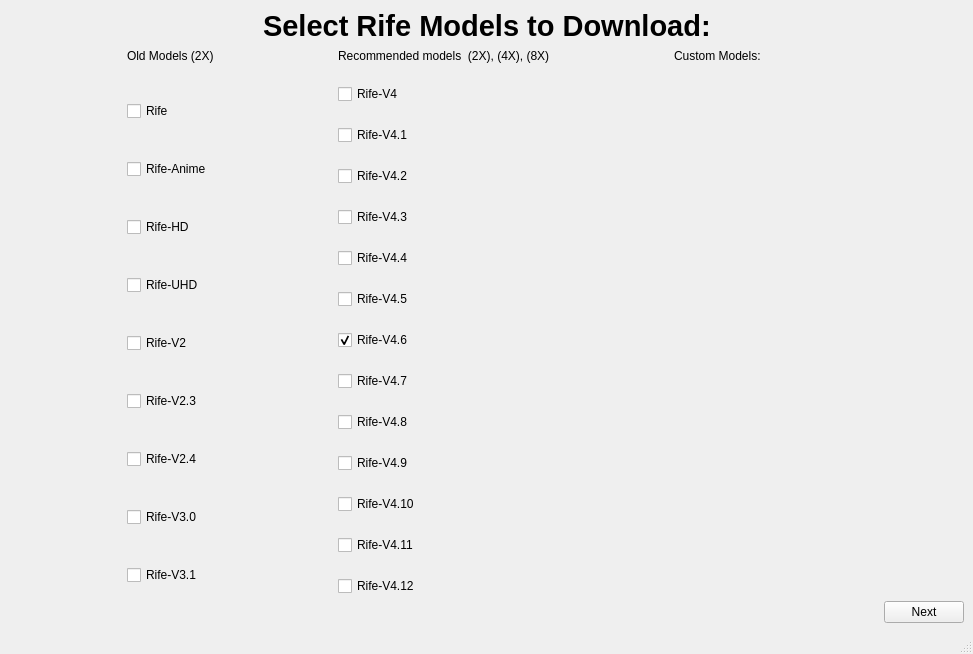
Before: the Qt Designer form src/getModels/SelectModels.ui in TNTwise/REAL-Video-Enhancer, drawn with Qt 5.
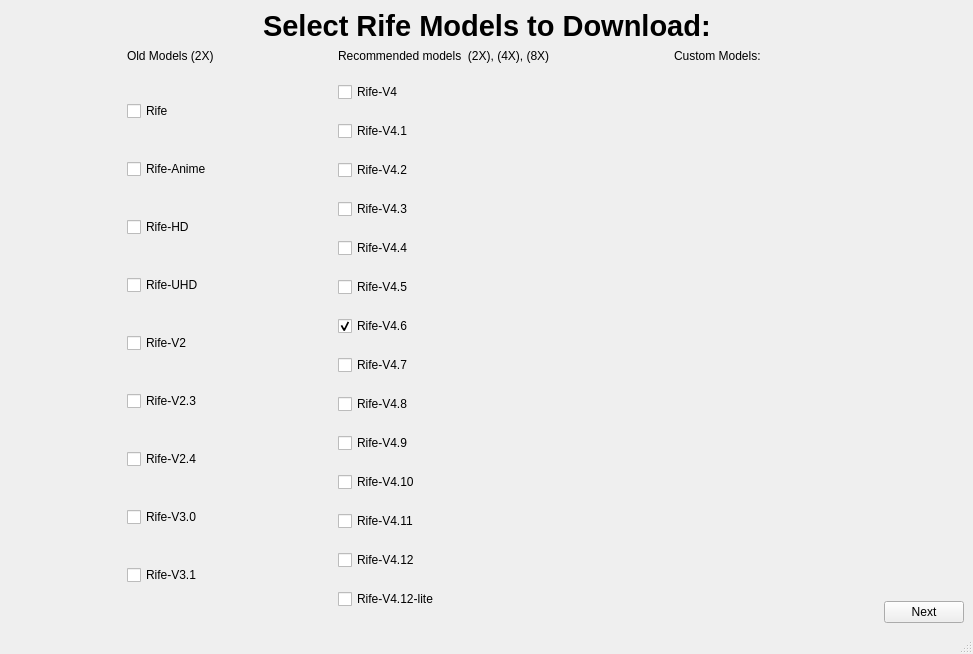
After: the same form once the commit is applied.

Commit message: add rife-v4.12-lite model

Diff of the .ui file:
```diff
--- a/src/getModels/SelectModels.ui
+++ b/src/getModels/SelectModels.ui
@@ -241,6 +241,13 @@
               </property>
              </widget>
             </item>
+            <item>
+             <widget class="QCheckBox" name="rife412lite">
+              <property name="text">
+               <string>Rife-V4.12-lite</string>
+              </property>
+             </widget>
+            </item>
            </layout>
           </item>
           <item row="1" column="0">
```
The commit also changes 37 other files.
